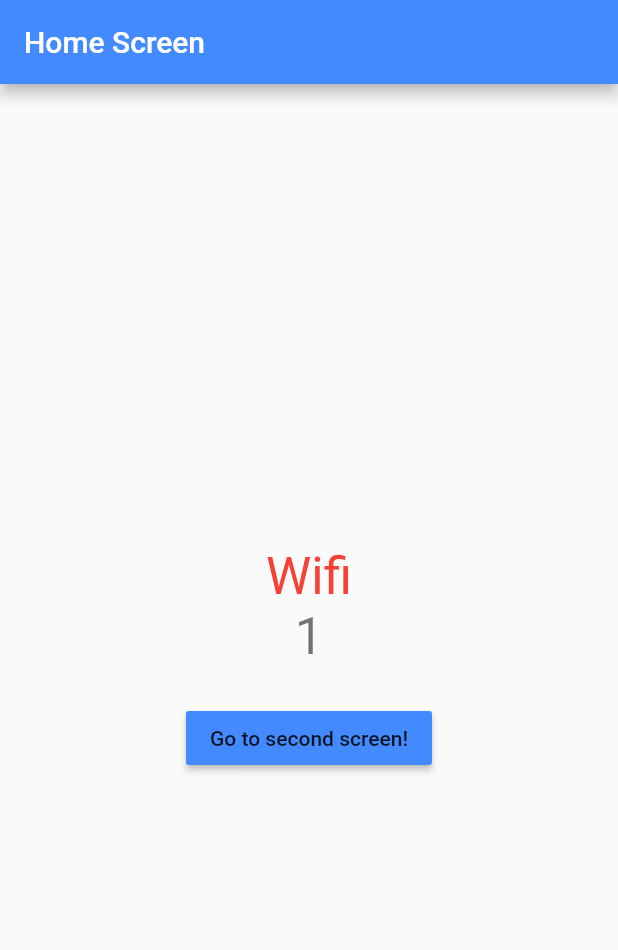
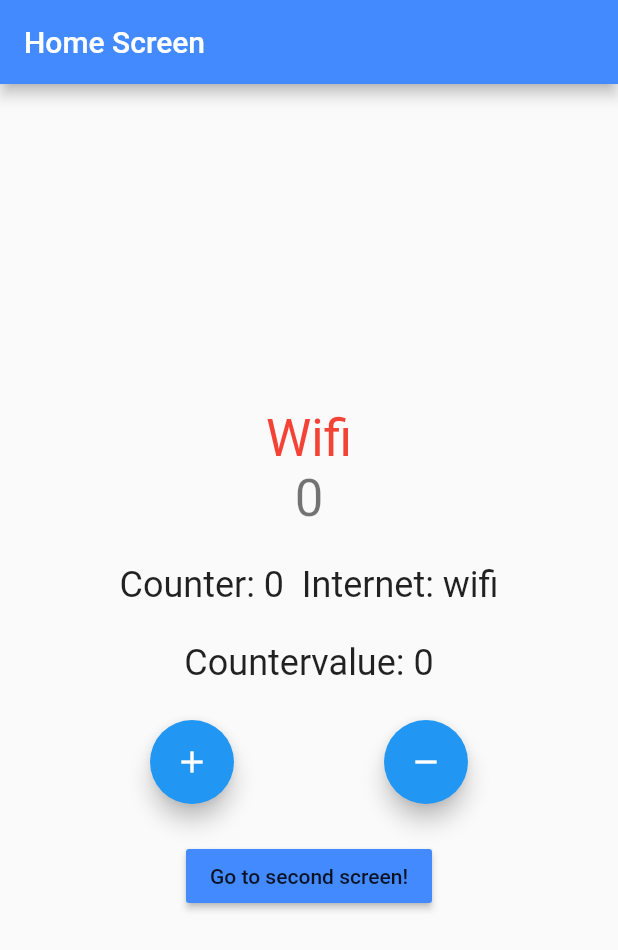
Before and after one commit to chingon1984/flutter_bloc_tutorial, a Flutter app: the screen it shows after launch, on a phone screen of 412 x 824 dp. Shown: the top 950 px of the screen. Run offline on Flutter 3.47's test engine with Material 2 defaults, Android fonts, the phone set to English and light mode, and no system bars; our stand-ins replace bloc, connectivity_plus, equatable, flutter_bloc.

Commit message:
Âintroducing context.watch to listen to multiple state changes at once and context.select to execute callback when state is different as before

```diff
--- a/lib/business_logic/cubit/counter_cubit.dart
+++ b/lib/business_logic/cubit/counter_cubit.dart
@@ -10,7 +10,7 @@ part 'counter_state.dart';
 
 class CounterCubit extends Cubit<CounterState> {
 
-  CounterCubit() : super(const CounterState(counterValue: 0)) {}
+  CounterCubit() : super(const CounterState(counterValue: 0));
 
   void increment() => emit(
       CounterState(counterValue: state.counterValue + 1, wasIncremented: true));
--- a/lib/ui/screens/home_screen.dart
+++ b/lib/ui/screens/home_screen.dart
@@ -14,19 +14,7 @@ class HomeScreen extends StatelessWidget {
 
   @override
   Widget build(BuildContext context) {
-    return BlocListener<InternetCubit, InternetState>(
-      listener: (context, state) {
-        if (state is InternetConnected && state.connectionType == ConnectionType.wifi) {
-          BlocProvider.of<CounterCubit>(context).increment();
-          return;
-        }
-
-        if (state is InternetConnected && state.connectionType == ConnectionType.mobile) {
-          BlocProvider.of<CounterCubit>(context).decrement();
-          return;
-        }
-      },
-      child: Scaffold(
+    return Scaffold(
       appBar: AppBar(
         title: Text(title),
         backgroundColor: color,
@@ -95,6 +83,70 @@ class HomeScreen extends StatelessWidget {
             const SizedBox(
               height: 24,
             ),
+
+            // context.watch => rebuilding if one state changes
+            Builder(builder: (context) {
+              final counterState = context.watch<CounterCubit>().state;
+              final internetState = context.watch<InternetCubit>().state;
+
+              if (internetState is InternetConnected &&
+                  internetState.connectionType == ConnectionType.wifi) {
+                return Text(
+                  'Counter: ${counterState.counterValue}  Internet: wifi',
+                  style: Theme.of(context).textTheme.headlineSmall,
+                );
+              }
+
+              if (internetState is InternetConnected &&
+                  internetState.connectionType == ConnectionType.mobile) {
+                return Text(
+                  'Counter: ${counterState.counterValue}  Internet: mobile',
+                  style: Theme.of(context).textTheme.headlineSmall,
+                );
+              }
+
+              return Text(
+                'Counter: ${counterState.counterValue}  Internet: disconnected',
+                style: Theme.of(context).textTheme.headlineSmall,
+              );
+            }),
+            const SizedBox(
+              height: 24,
+            ),
+
+            // context.select => whenever value is different from past valie , callback is executed
+            Builder(
+                builder: (context) {
+                  final counterValue = context.select((CounterCubit cubit) => cubit.state.counterValue);
+                  return Text(
+                    'Countervalue: ${counterValue}',
+                    style: Theme.of(context).textTheme.headlineSmall,
+                  );
+                }),
+            const SizedBox(
+              height: 24,
+            ),
+            // Plus Minus Buttons
+            Row(
+              mainAxisAlignment: MainAxisAlignment.spaceEvenly,
+              children: [
+                FloatingActionButton(
+                  onPressed: () => context.read<CounterCubit>().increment(),
+                  tooltip: 'Increment',
+                  child: const Icon(Icons.add),
+                ),
+                FloatingActionButton(
+                  onPressed: () => context.read<CounterCubit>().decrement(),
+                  tooltip: 'Decrement',
+                  child: const Icon(Icons.remove),
+                ),
+              ],
+            ),
+            const SizedBox(
+              height: 24,
+            ),
+
+            // Routing Button
             MaterialButton(
                 color: color,
                 child: const Text('Go to second screen!'),
@@ -104,7 +156,6 @@ class HomeScreen extends StatelessWidget {
           ],
         ),
       ),
-      ),
     );
   }
 }
```
Lines whose indentation alone changed are shown as unchanged.
